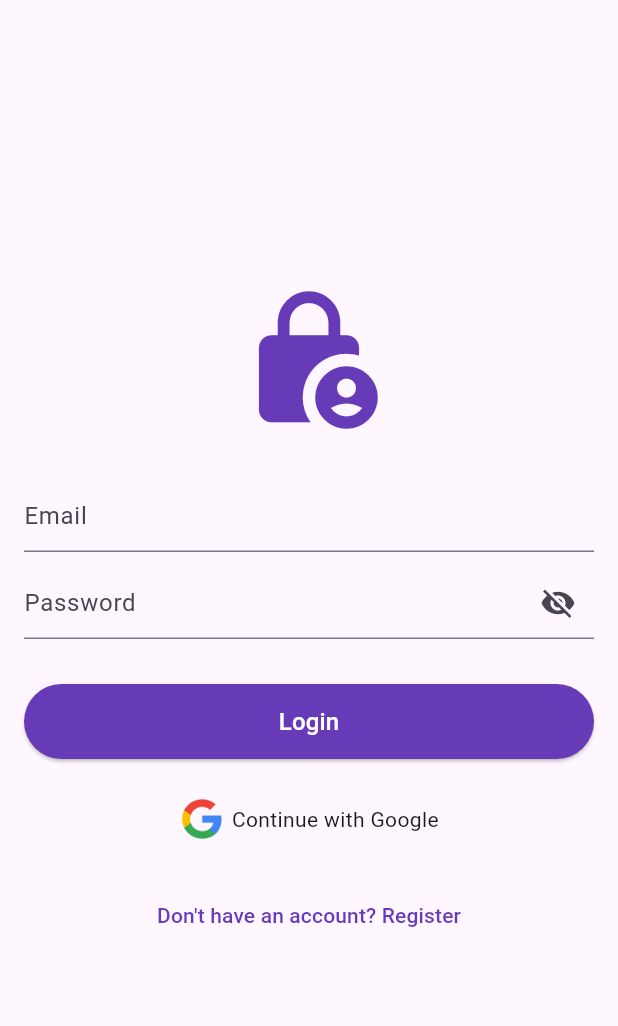
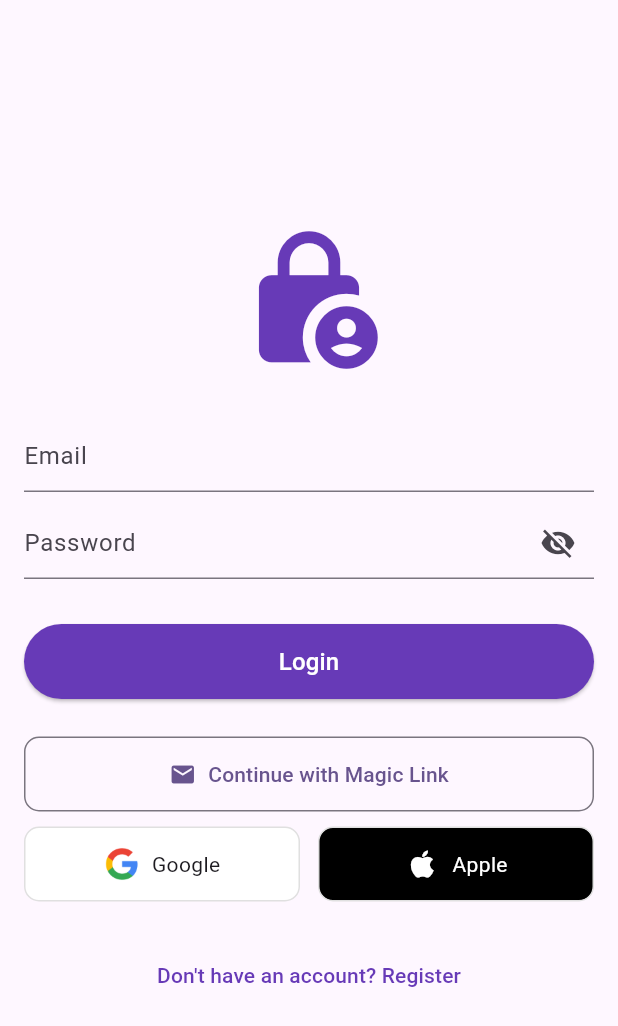
Before and after one commit to hamja-prakash/supabseDemo_flutter, a Flutter app: the screen it shows after launch, on a phone screen of 412 x 824 dp. Shown: the top 1026 px of the screen. Run offline on Flutter 3.47's test engine with Material 3 defaults, Android fonts, the phone set to English and light mode, and no system bars; our stand-ins replace bloc, equatable, flutter_bloc, flutter_dotenv, google_sign_in, sign_in_with_apple and 1 more; accounts and stored records are empty.

Commit message:
- Implemented apple login functionality.

```diff
--- a/lib/auth/login/bloc/login_state.dart
+++ b/lib/auth/login/bloc/login_state.dart
@@ -33,3 +33,22 @@ class GoogleLoginFailure extends LoginState {
   @override
   List<Object> get props => [message];
 }
+
+class AppleLoginLoading extends LoginState {}
+
+class AppleLoginSuccess extends LoginState {}
+
+class AppleLoginFailure extends LoginState {
+  final String message;
+  const AppleLoginFailure(this.message);
+
+  @override
+  List<Object> get props => [message];
+}
+
+class MagicLinkLoading extends LoginState {}
+class MagicLinkSuccess extends LoginState {}
+class MagicLinkFailure extends LoginState {
+  final String message;
+  const MagicLinkFailure(this.message);
+}
--- a/lib/auth/login/view/login_screen.dart
+++ b/lib/auth/login/view/login_screen.dart
@@ -3,6 +3,7 @@ import 'package:flutter_bloc/flutter_bloc.dart';
 import 'package:supabase_demo/auth/login/bloc/login_cubit.dart';
 import 'package:supabase_demo/auth/login/bloc/login_state.dart';
 import 'package:supabase_demo/auth/register/view/register_screen.dart';
+import 'package:supabase_demo/helper/appconstant.dart';
 import 'package:supabase_demo/home_screen.dart';
 import '../../../helper/assets_path.dart';
 
@@ -26,11 +27,23 @@ class _LoginScreenState extends State<LoginScreen> {
         body: SafeArea(
           child: BlocListener<LoginCubit, LoginState>(
             listener: (context, state) {
-              if (state is LoginSuccess || state is GoogleLoginSuccess) {
+              if (state is LoginSuccess || state is GoogleLoginSuccess || state is AppleLoginSuccess) {
                 Navigator.pushAndRemoveUntil(
                   context,
                   MaterialPageRoute(builder: (context) => HomeScreen()),
                   (context) => false,
+                );
+              }
+
+              if (state is MagicLinkSuccess) {
+                ScaffoldMessenger.of(context).showSnackBar(
+                  SnackBar(content: Text("Check your email for login link")),
+                );
+              }
+
+              if (state is MagicLinkFailure) {
+                ScaffoldMessenger.of(context).showSnackBar(
+                  SnackBar(content: Text(state.message)),
                 );
               }
 
@@ -39,6 +52,10 @@ class _LoginScreenState extends State<LoginScreen> {
               }
 
               if (state is GoogleLoginFailure) {
+                ScaffoldMessenger.of(context).showSnackBar(SnackBar(content: Text(state.message)));
+              }
+
+              if (state is AppleLoginFailure) {
                 ScaffoldMessenger.of(context).showSnackBar(SnackBar(content: Text(state.message)));
               }
             },
@@ -60,14 +77,14 @@ class _LoginScreenState extends State<LoginScreen> {
                               SizedBox(height: 10),
                               TextFormField(
                                 controller: email,
-                                decoration: InputDecoration(hintText: 'Email'),
+                                decoration: InputDecoration(hintText: AppConstants.email),
                               ),
                               TextFormField(
                                 controller: password,
                                 textAlignVertical: TextAlignVertical.center,
                                 obscureText: !_isPasswordVisible,
                                 decoration: InputDecoration(
-                                  hintText: 'Password',
+                                  hintText: AppConstants.password,
                                   suffixIcon: IconButton(
                                     onPressed: () {
                                       setState(() {
@@ -93,24 +110,92 @@ class _LoginScreenState extends State<LoginScreen> {
                                     backgroundColor: Colors.deepPurple,
                                     foregroundColor: Colors.white,
                                   ),
-                                  child: const Text('Login', style: TextStyle(fontSize: 16)),
+                                  child: const Text(AppConstants.login, style: TextStyle(fontSize: 16)),
                                 ),
                               ),
 
                               SizedBox(height: 5),
 
-                              GestureDetector(
+                              SizedBox(
+                                width: double.infinity,
+                                height: 50,
+                                child: OutlinedButton.icon(
+                                  onPressed: () {
+                                    FocusScope.of(context).unfocus();
+                                    if (email.text.isNotEmpty) {
+                                      context.read<LoginCubit>().signInWithMagicLink(email.text);
+                                      ScaffoldMessenger.of(context).showSnackBar(
+                                        SnackBar(content: Text("Magic link sent to your email")),
+                                      );
+                                    } else {
+                                      ScaffoldMessenger.of(context).showSnackBar(
+                                        SnackBar(content: Text("Enter email first")),
+                                      );
+                                    }
+                                  },
+                                  icon: Icon(Icons.email),
+                                  label: Text("Continue with Magic Link"),
+                                  style: OutlinedButton.styleFrom(
+                                    padding: EdgeInsets.symmetric(vertical: 12),
+                                    shape: RoundedRectangleBorder(borderRadius: BorderRadius.circular(10)),
+                                  ),
+                                ),
+                              ),
+
+                              Row(
+                                children: [
+                                  // Google Button
+                                  Expanded(
+                                    child: GestureDetector(
                                       onTap: () {
                                         context.read<LoginCubit>().loginWithGoogle();
                                       },
+                                      child: Container(
+                                        padding: const EdgeInsets.symmetric(vertical: 12),
+                                        decoration: BoxDecoration(
+                                          border: Border.all(color: Colors.grey.shade300),
+                                          borderRadius: BorderRadius.circular(10),
+                                          color: Colors.white,
+                                        ),
                                         child: Row(
-                                  spacing: 5,
                                           mainAxisAlignment: MainAxisAlignment.center,
                                           children: [
-                                    Image.asset(AssetPath.googleLogo, height: 30),
-                                    Text('Continue with Google'),
+                                            Image.asset(AssetPath.googleLogo, height: 24),
+                                            const SizedBox(width: 8),
+                                            const Text(AppConstants.google),
                                           ],
                                         ),
+                                      ),
+                                    ),
+                                  ),
+
+                                  const SizedBox(width: 12),
+
+                                  // Apple Button
+                                  Expanded(
+                                    child: GestureDetector(
+                                      onTap: () {
+                                        context.read<LoginCubit>().signInWithApple();
+                                      },
+                                      child: Container(
+                                        padding: const EdgeInsets.symmetric(vertical: 12),
+                                        decoration: BoxDecoration(
+                                          border: Border.all(color: Colors.grey.shade300),
+                                          borderRadius: BorderRadius.circular(10),
+                                          color: Colors.black,
+                                        ),
+                                        child: Row(
+                                          mainAxisAlignment: MainAxisAlignment.center,
+                                          children: [
+                                            Icon(Icons.apple, color: Colors.white),
+                                            const SizedBox(width: 8),
+                                            const Text(AppConstants.apple, style: TextStyle(color: Colors.white)),
+                                          ],
+                                        ),
+                                      ),
+                                    ),
+                                  ),
+                                ],
                               ),
 
                               SizedBox(height: 5),
@@ -120,7 +205,7 @@ class _LoginScreenState extends State<LoginScreen> {
                                   Navigator.push(context, MaterialPageRoute(builder: (context) => RegisterScreen()));
                                 },
                                 child: Text(
-                                  "Don't have an account? Register",
+                                  AppConstants.dontHaveAccount,
                                   style: TextStyle(color: Colors.deepPurple),
                                 ),
                               ),
@@ -129,7 +214,7 @@ class _LoginScreenState extends State<LoginScreen> {
                         ),
                       ),
                     ),
-                    if (state is LoginLoading || state is GoogleLoginLoading)
+                    if (state is LoginLoading || state is GoogleLoginLoading || state is AppleLoginLoading || state is MagicLinkLoading)
                       Container(
                         color: Colors.black54,
                         child: Center(child: CircularProgressIndicator()),
--- /dev/null
+++ b/lib/helper/appconstant.dart
@@ -0,0 +1,8 @@
+class AppConstants {
+  static const String email = 'Email';
+  static const String password = 'Password';
+  static const String login = 'Login';
+  static const String google = 'Google';
+  static const String apple = 'Apple';
+  static const String dontHaveAccount = "Don't have an account? Register";
+}
--- a/lib/helper/assets_path.dart
+++ b/lib/helper/assets_path.dart
@@ -1,3 +1,4 @@
 class AssetPath {
   static const String googleLogo = 'assets/images/google.png';
+  static const String appleLogo = 'assets/images/apple.png';
 }
--- a/pubspec.yaml
+++ b/pubspec.yaml
@@ -40,6 +40,8 @@ dependencies:
   flutter_bloc: ^9.1.1
   equatable: ^2.0.8
   google_sign_in: ^7.2.0
+  sign_in_with_apple: ^7.0.1
+  crypto: ^3.0.7
 
 dev_dependencies:
   flutter_test:
```
Also changed, not shown: lib/auth/login/bloc/login_cubit.dart (+56 -2 lines), assets/images/apple.png (added), pubspec.lock, 3 other files. Lines whose indentation alone changed are shown as unchanged.
